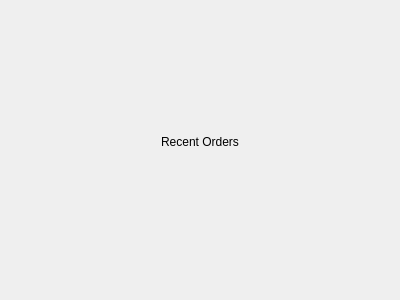
Before: the Qt Designer form Order66Inventory/recentorders.ui in josephtrandev/COMS4103_Project, drawn with Qt 5.
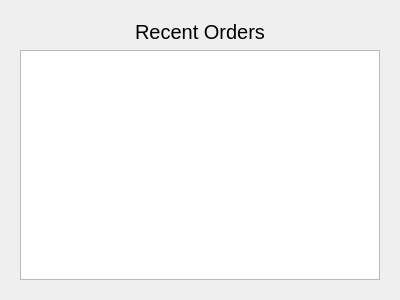
After: the same form once the commit is applied.

Diff of the .ui file:
```diff
--- a/Order66Inventory/recentorders.ui
+++ b/Order66Inventory/recentorders.ui
@@ -20,19 +20,24 @@
       <number>0</number>
      </property>
      <widget class="QWidget" name="page">
+      <layout class="QVBoxLayout" name="verticalLayout">
+       <item>
       <widget class="QLabel" name="label">
-       <property name="geometry">
-        <rect>
-         <x>150</x>
-         <y>110</y>
-         <width>101</width>
-         <height>41</height>
-        </rect>
+         <property name="styleSheet">
+          <string notr="true">font-size:20px bold</string>
        </property>
        <property name="text">
         <string>Recent Orders</string>
        </property>
-      </widget>
+         <property name="alignment">
+          <set>Qt::AlignCenter</set>
+         </property>
+        </widget>
+       </item>
+       <item>
+        <widget class="QTableView" name="tableView"/>
+       </item>
+      </layout>
      </widget>
     </widget>
    </item>
```
Lines whose indentation alone changed are shown as unchanged.
